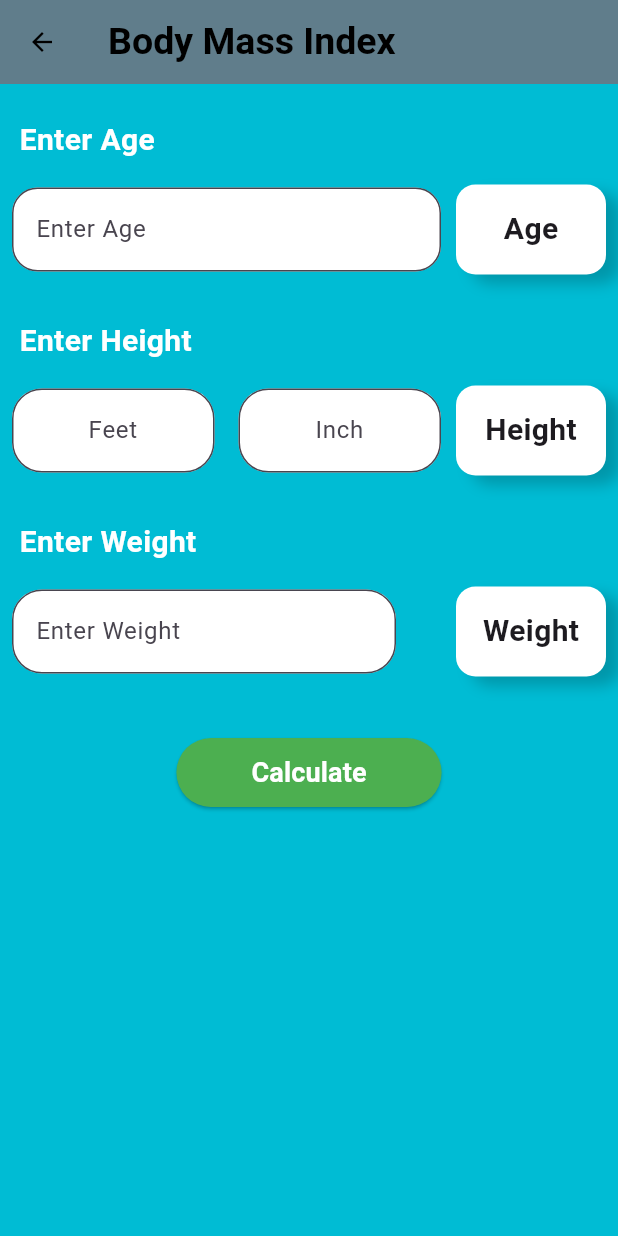
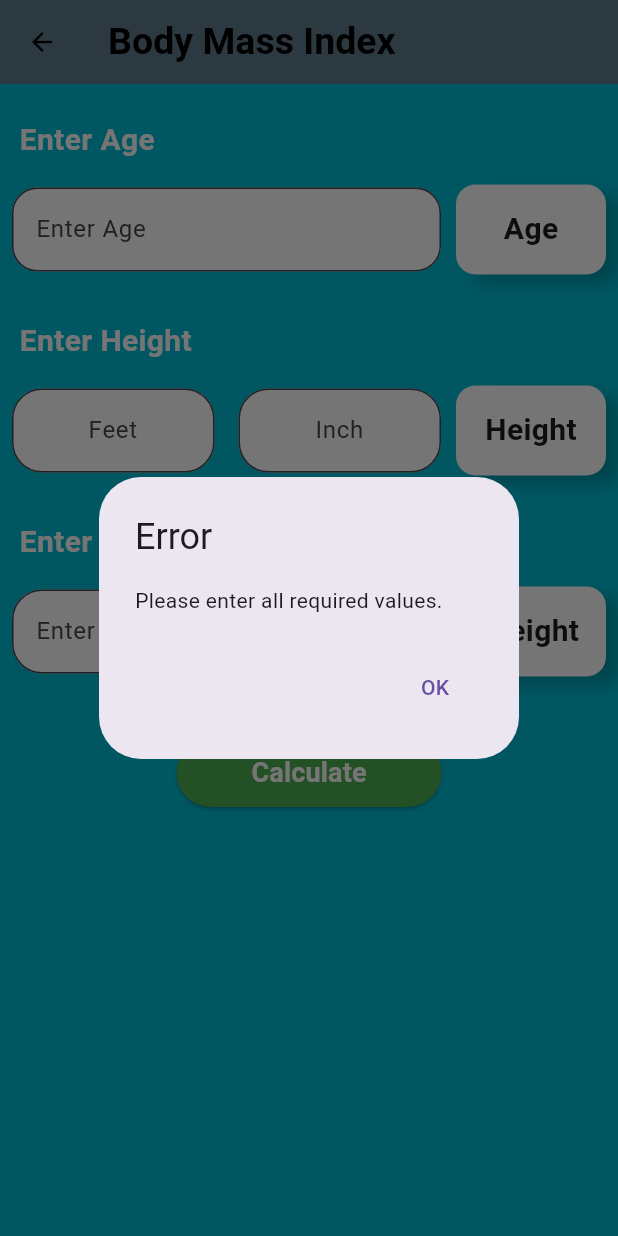
Before and after one commit to AayushxRajput/bmi_calculator, a Flutter app: the BodyMassIndex screen opened directly, after a tap on "Calculate", on a phone screen of 412 x 824 dp. Run offline on Flutter 3.47's test engine with Material 3 defaults, Android fonts, the phone set to English and light mode, and no system bars; our stand-ins replace numberpicker.

Commit message:
Body Mass Index logical Part implement

```diff
--- a/lib/home_children/body_mass_index.dart
+++ b/lib/home_children/body_mass_index.dart
@@ -8,6 +8,12 @@ import 'package:flutter/material.dart';
 }
 
 class _BodyMassIndexState extends State<BodyMassIndex> {
+
+  final TextEditingController _ageController = TextEditingController();
+  final TextEditingController _feetController = TextEditingController();
+  final TextEditingController _inchesController = TextEditingController();
+  final TextEditingController _weightController = TextEditingController();
+
 
   @override
   Widget build(BuildContext context) {
@@ -62,6 +68,7 @@ class _BodyMassIndexState extends State<BodyMassIndex> {
                 children: [
                   Expanded(
                     child: TextField(
+                      controller: _ageController,
                       keyboardType: TextInputType.number,
                       decoration: InputDecoration(
                         border: OutlineInputBorder(
@@ -128,6 +135,7 @@ class _BodyMassIndexState extends State<BodyMassIndex> {
                 children: [
                   Expanded(
                     child: TextField(
+                      controller: _feetController,
                       keyboardType: TextInputType.number,
                       decoration: InputDecoration(
                         border: OutlineInputBorder(
@@ -145,6 +153,7 @@ class _BodyMassIndexState extends State<BodyMassIndex> {
                   const SizedBox(width: 16),
                   Expanded(
                     child: TextField(
+                      controller: _inchesController,
                       keyboardType: TextInputType.number,
                       decoration: InputDecoration(
                         border: OutlineInputBorder(
@@ -212,6 +221,7 @@ class _BodyMassIndexState extends State<BodyMassIndex> {
                     child: Padding(
                       padding: const EdgeInsets.only(left: 0,right: 30),
                       child: TextField(
+                        controller: _weightController,
                         keyboardType: TextInputType.number,
                         decoration: InputDecoration(
                           border: OutlineInputBorder(
@@ -257,8 +267,55 @@ class _BodyMassIndexState extends State<BodyMassIndex> {
               const SizedBox(height: 40,),
               ElevatedButton(
                 onPressed: () {
+                  // Retrieve the values from the text fields
+                  int? age = int.tryParse(_ageController.text);
+                  double? feet = double.tryParse(_feetController.text);
+                  double? inches = double.tryParse(_inchesController.text);
+                  double? weight = double.tryParse(_weightController.text);
+
+                  // Check if all required values are entered
+                  if (age != null && feet != null && inches != null && weight != null) {
+                    // Convert height from feet and inches to meters
+                    double heightInMeters = (feet * 0.3048) + (inches * 0.0254);
+
+                    // Convert weight from pounds to kilograms
+                    double weightInKilograms = weight * 0.453592;
+
+                    // Calculate BMI
+                    double bmi = weightInKilograms / (heightInMeters * heightInMeters);
+
+                    // Display the calculated BMI
+                    showDialog(
+                      context: context,
+                      builder: (context) => AlertDialog(
+                        title: const Text('BMI Result'),
+                        content: Text('Your BMI is: ${bmi.toStringAsFixed(2)}'),
+                        actions: [
+                          TextButton(
+                            onPressed: () => Navigator.pop(context),
+                            child: const Text('OK'),
+                          ),
+                        ],
+                      ),
+                    );
+                  } else {
+                    // Display an error message if any field is empty
+                    showDialog(
+                      context: context,
+                      builder: (context) => AlertDialog(
+                        title: const Text('Error'),
+                        content: const Text(
+                            'Please enter all required values.'),
+                        actions: [
+                          TextButton(
+                            onPressed: () => Navigator.pop(context),
+                            child: const Text('OK'),
+                          ),
+                        ],
+                      ),
+                    );
+                  }
                 },
-
                 style: ElevatedButton.styleFrom(
                   backgroundColor: Colors.green,
                   padding: const EdgeInsets.symmetric(horizontal: 50, vertical: 10),
@@ -266,7 +323,6 @@ class _BodyMassIndexState extends State<BodyMassIndex> {
                     borderRadius: BorderRadius.circular(35),
                   ),
                 ),
-
                 child: const Text(
                   'Calculate',
                   style: TextStyle(
```
Also changed, not shown: lib/ onboarding.dart (+13 -12 lines), lib/content_model.dart (deleted, +0 -37 lines), lib/main.dart (+2 -6 lines), lib/splash_screen.dart (added, +17 -0 lines).
